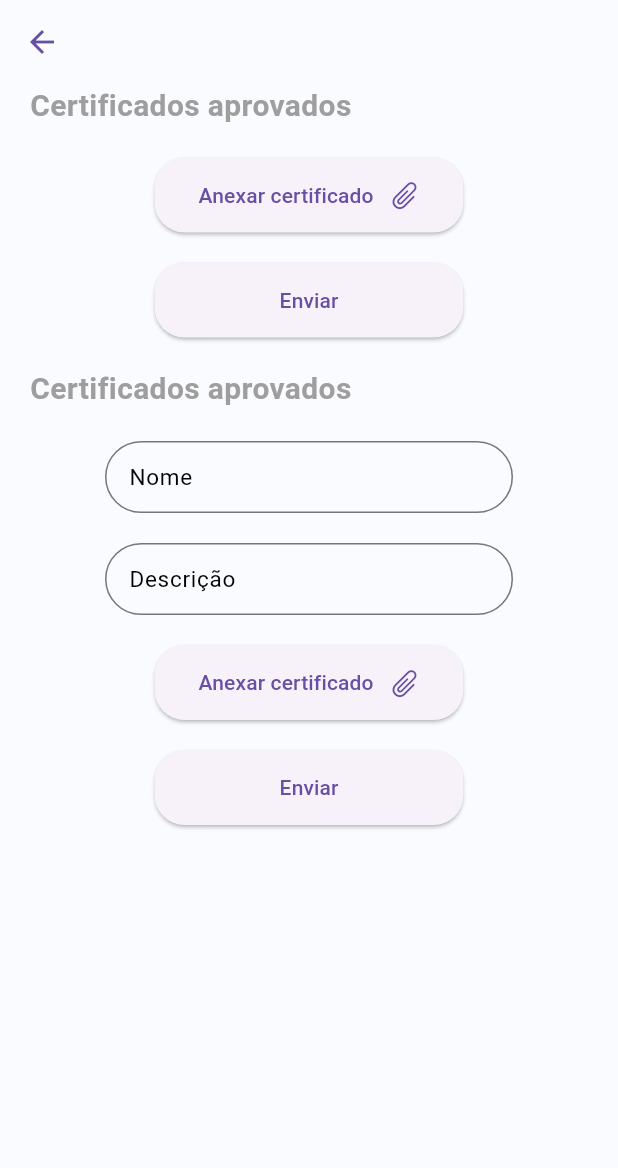
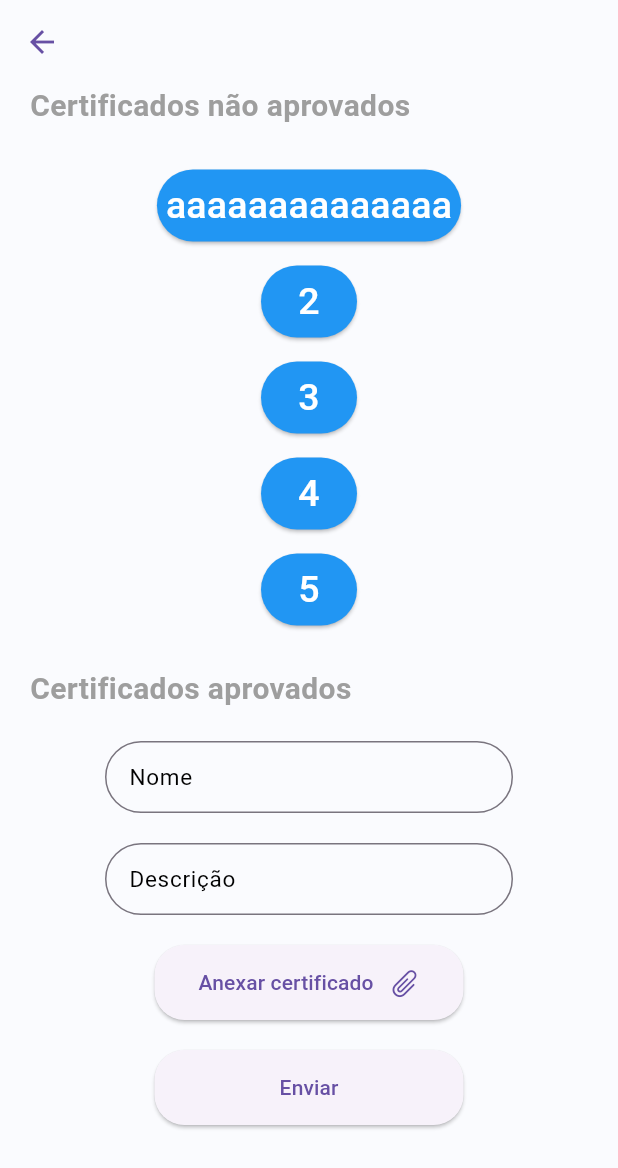
Before and after one commit to Fhuller/quanto_falta_front, a Flutter app: the AdminPage screen opened by its route, on a phone screen of 412 x 824 dp. Shown: the top 1168 px of the screen. Run offline on Flutter 3.47's test engine with Material 3 defaults, Android fonts, the light colour scheme and no system bars; our stand-ins replace file_picker, percent_indicator, permission_handler; missing offline and left inert: validatorless.

Commit message:
admin buttons

```diff
--- a/lib/screens/admin.dart
+++ b/lib/screens/admin.dart
@@ -9,6 +9,8 @@ class AdminPage extends StatelessWidget {
   @override
   Widget build(BuildContext context) {
     final _descriptionController = TextEditingController();
+    final List<String> buttonLabels = ['aaaaaaaaaaaaaa', '2', '3', '4', '5'];
+
     return Scaffold(
         appBar: AppBar(
           iconTheme: IconThemeData(color: context.primaryColor),
@@ -26,7 +28,7 @@ class AdminPage extends StatelessWidget {
                   mainAxisAlignment: MainAxisAlignment.start,
                   children: [
                     Text(
-                      'Certificados aprovados',
+                      'Certificados não aprovados',
                       style: TextStyle(
                           fontSize: 20,
                           fontWeight: FontWeight.bold,
@@ -35,55 +37,39 @@ class AdminPage extends StatelessWidget {
                   ],
                 ),
               ),
-
               Center(
                 child: Padding(
                   padding: const EdgeInsets.symmetric(horizontal: 70),
-                  child: Column(children: [
-
-                    SizedBox(
-                      width: MediaQuery.of(context).size.width * .5,
-                      height: 50,
-                      child: ElevatedButton(
-                        onPressed: () {},
-                        child: Row(
-                          mainAxisAlignment: MainAxisAlignment.spaceAround,
-                          children: [
-                            const Text('Anexar certificado'),
-                            Icon(
-                              CupertinoIcons.paperclip,
-                              size: 20,
-                            )
-                          ],
-                        ),
-                        style: ElevatedButton.styleFrom(
-                          shape: RoundedRectangleBorder(
-                            borderRadius: BorderRadius.circular(20),
+                  child: Column(
+                    mainAxisAlignment: MainAxisAlignment.center,
+                    children: buttonLabels.map((label) {
+                      return Padding(
+                        padding: const EdgeInsets.symmetric(vertical: 8.0),
+                        child: ElevatedButton(
+                          style: ElevatedButton.styleFrom(
+                            backgroundColor: Colors.blue,
+                            padding: EdgeInsets.all(6.0),
+                          ),
+                          onPressed: () {
+                            FloatingActionButton(
+                                onPressed: () => {
+                                  build(context)
+                                    });
+                          },
+                          child: Text(
+                            label,
+                            textAlign: TextAlign.center,
+                            style: const TextStyle(
+                              fontSize: 25.0,
+                              color: Colors.white,
+                            ),
                           ),
                         ),
-                      ),
-                    ),
-                    const SizedBox(
-                      height: 20,
-                    ),
-
-                    SizedBox(
-                      width: MediaQuery.of(context).size.width * .5,
-                      height: 50,
-                      child: ElevatedButton(
-                        onPressed: () {},
-                        child: const Text('Enviar'),
-                        style: ElevatedButton.styleFrom(
-                          shape: RoundedRectangleBorder(
-                            borderRadius: BorderRadius.circular(20),
-                          ),
-                        ),
-                      ),
-                    )
-                  ]),
+                      );
+                    }).toList(),
+                  ),
                 ),
               ),
-
               const SizedBox(
                 height: 20,
               ),
@@ -102,7 +88,6 @@ class AdminPage extends StatelessWidget {
                   ],
                 ),
               ),
-
               Center(
                 child: Padding(
                   padding: const EdgeInsets.symmetric(horizontal: 70),
@@ -139,7 +124,6 @@ class AdminPage extends StatelessWidget {
                     const SizedBox(
                       height: 20,
                     ),
-
                     SizedBox(
                       width: MediaQuery.of(context).size.width * .5,
                       height: 50,
@@ -186,3 +170,30 @@ class AdminPage extends StatelessWidget {
         ));
   }
 }
+class DialogExample extends StatelessWidget {
+  const DialogExample({super.key});
+
+  @override
+  Widget build(BuildContext context) {
+    return TextButton(
+      onPressed: () => showDialog<String>(
+        context: context,
+        builder: (BuildContext context) => AlertDialog(
+          title: const Text('AlertDialog Title'),
+          content: const Text('AlertDialog description'),
+          actions: <Widget>[
+            TextButton(
+              onPressed: () => Navigator.pop(context, 'Cancel'),
+              child: const Text('Cancel'),
+            ),
+            TextButton(
+              onPressed: () => Navigator.pop(context, 'OK'),
+              child: const Text('OK'),
+            ),
+          ],
+        ),
+      ),
+      child: const Text('Show Dialog'),
+    );
+  }
+}
```
